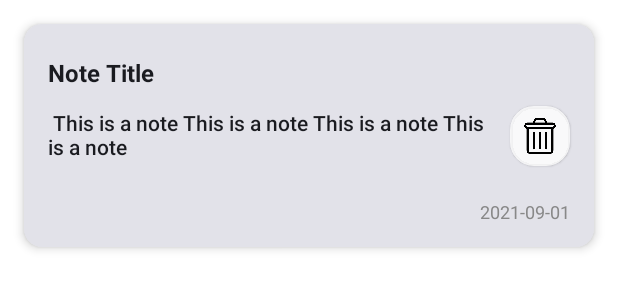
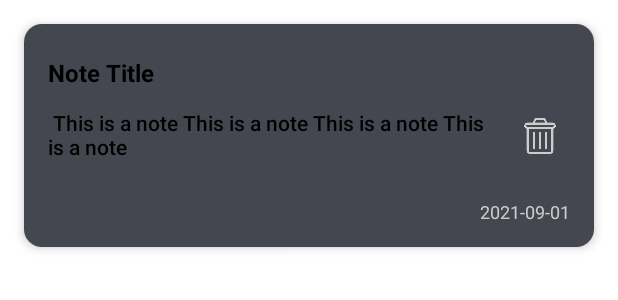
Before and after one commit to AliAlashwall/note-room, an Android app built with Jetpack Compose: the @Preview function NoteItemPreview, on a phone screen of 412 x 824 dp. Shown: the top 300 px of the screen. Run offline under Robolectric (Android 15) with nearby library versions, the phone set to English and light mode, and no system bars.

Commit message:
Add color to notes

```diff
--- a/app/src/main/java/com/example/noteapp/data/database/Note.kt
+++ b/app/src/main/java/com/example/noteapp/data/database/Note.kt
@@ -10,5 +10,6 @@ data class Note(
     val title: String,
     val content: String,
     val date: Date,
-    val isImportant: Boolean
+    val isImportant: Boolean,
+    val color: Long
 )
--- a/app/src/main/java/com/example/noteapp/ui/screens/notes/component/NoteItem.kt
+++ b/app/src/main/java/com/example/noteapp/ui/screens/notes/component/NoteItem.kt
@@ -1,10 +1,9 @@
 package com.example.noteapp.ui.screens.notes.component
 
+import android.content.res.Configuration
 import androidx.compose.foundation.Image
-import androidx.compose.foundation.background
 import androidx.compose.foundation.clickable
 import androidx.compose.foundation.layout.Arrangement
-import androidx.compose.foundation.layout.Box
 import androidx.compose.foundation.layout.Column
 import androidx.compose.foundation.layout.Row
 import androidx.compose.foundation.layout.fillMaxWidth
@@ -15,13 +14,16 @@ import androidx.compose.material3.CardDefaults
 import androidx.compose.material3.MaterialTheme
 import androidx.compose.material3.Text
 import androidx.compose.runtime.Composable
+import androidx.compose.runtime.mutableStateOf
+import androidx.compose.runtime.remember
 import androidx.compose.ui.Alignment
 import androidx.compose.ui.Modifier
-import androidx.compose.ui.draw.shadow
 import androidx.compose.ui.graphics.Color
+import androidx.compose.ui.graphics.ColorFilter
 import androidx.compose.ui.res.painterResource
 import androidx.compose.ui.res.stringResource
 import androidx.compose.ui.text.style.TextAlign
+import androidx.compose.ui.text.style.TextOverflow
 import androidx.compose.ui.tooling.preview.Preview
 import androidx.compose.ui.unit.dp
 import com.example.noteapp.R
@@ -32,15 +34,17 @@ fun NoteItem(
     onClickItem: () -> Unit,
     title: String,
     content: String,
-    date: String
+    date: String,
+    color: Color
 ) {
+    val showMore = remember { mutableStateOf(false) }
     Card(
-//        colors = CardDefaults.cardColors(containerColor = Color.White),
+        colors = CardDefaults.cardColors(containerColor = color),
         modifier = Modifier
             .padding(16.dp)
             .fillMaxWidth(),
         elevation = CardDefaults.elevatedCardElevation(4.dp),
-//        onClick = onClickItem,
+        onClick = { showMore.value = true },
     ) {
         Column(
             modifier = Modifier
@@ -57,7 +61,6 @@ fun NoteItem(
                     .fillMaxWidth(),
             )
 
-
             Row(
                 Modifier
                     .fillMaxWidth()
@@ -72,23 +75,21 @@ fun NoteItem(
                     modifier = Modifier
                         .padding(vertical = 8.dp)
                         .weight(1f),
+                    maxLines = if (showMore.value) 20 else 3,
+                    overflow = TextOverflow.Ellipsis,
                 )
 
-                Box(
-                    modifier = Modifier.padding(start = 16.dp)
-                        .shadow(shape = MaterialTheme.shapes.large, elevation = 1.dp)
-                        .background(Color.White.copy(alpha = 0.8f))
-                        .clickable { onClickItem() }
-                ) {
                 Image(
                     painter = painterResource(id = R.drawable.ic_delete),
                     modifier = Modifier
                         .padding(8.dp)
-                            .size(24.dp),
+                        .padding(start = 16.dp)
+                        .size(24.dp)
+                        .clickable { onClickItem() },
                     contentDescription = stringResource(R.string.delete_note),
+                    colorFilter = ColorFilter.tint(Color.LightGray)
                 )
 
-                }
             }
             Text(
                 text = date,
@@ -96,21 +97,24 @@ fun NoteItem(
                 style = MaterialTheme.typography.labelSmall,
                 modifier = Modifier
                     .fillMaxWidth(),
-                color = Color.Gray,
+                color = Color.LightGray,
             )
         }
     }
 }
 
-@Preview(showSystemUi = true)
+@Preview(
+    uiMode = Configuration.UI_MODE_NIGHT_YES or Configuration.UI_MODE_TYPE_NORMAL
+)
 @Composable
 private fun NoteItemPreview() {
     NoteAppTheme {
         NoteItem(
             title = "Note Title",
-            onClickItem = {},
             content = " This is a note This is a note This is a note This is a note",
-            date = "2021-09-01"
+            date = "2021-09-01",
+            color = Color(0xFF44474F),
+            onClickItem = {}
         )
     }
 }
--- a/app/src/main/java/com/example/noteapp/ui/screens/notes/component/bottomSheet.kt
+++ b/app/src/main/java/com/example/noteapp/ui/screens/notes/component/bottomSheet.kt
@@ -1,6 +1,5 @@
 package com.example.noteapp.ui.screens.notes.component
 
-import androidx.compose.foundation.isSystemInDarkTheme
 import androidx.compose.foundation.layout.imePadding
 import androidx.compose.material3.BottomSheetDefaults
 import androidx.compose.material3.ExperimentalMaterial3Api
@@ -11,7 +10,6 @@ import androidx.compose.runtime.Composable
 import androidx.compose.ui.Modifier
 import androidx.compose.ui.tooling.preview.Preview
 import com.example.noteapp.ui.theme.darkOverlay
-import com.example.noteapp.ui.theme.lightOverlay
 
 @ExperimentalMaterial3Api
 @Composable
@@ -26,7 +24,7 @@ fun MyModalBottomSheet(
         sheetState = sheetState,
         dragHandle = { BottomSheetDefaults.DragHandle() },
         modifier = modifier.imePadding(),
-        containerColor = if (isSystemInDarkTheme()) darkOverlay else lightOverlay
+        containerColor =  darkOverlay
     ) {
         content()
     }
--- a/app/src/main/java/com/example/noteapp/ui/screens/notes/component/model/NoteUiState.kt
+++ b/app/src/main/java/com/example/noteapp/ui/screens/notes/model/NoteUiState.kt
@@ -1,6 +1,8 @@
-package com.example.noteapp.ui.screens.notes.component.model
+package com.example.noteapp.ui.screens.notes.model
+
 
 data class NoteUiState(
     val noteContent : String = "",
     val noteTitle : String = "",
+    val noteColor : Long = 0xFF44474F
 )
--- a/app/src/main/java/com/example/noteapp/ui/theme/Theme.kt
+++ b/app/src/main/java/com/example/noteapp/ui/theme/Theme.kt
@@ -1,12 +1,9 @@
 package com.example.noteapp.ui.theme
 
 import android.os.Build
-import androidx.compose.foundation.isSystemInDarkTheme
 import androidx.compose.material3.MaterialTheme
 import androidx.compose.material3.darkColorScheme
 import androidx.compose.material3.dynamicDarkColorScheme
-import androidx.compose.material3.dynamicLightColorScheme
-import androidx.compose.material3.lightColorScheme
 import androidx.compose.runtime.Composable
 import androidx.compose.ui.platform.LocalContext
 
@@ -16,25 +13,10 @@ private val DarkColorScheme = darkColorScheme(
     tertiary = Pink80
 )
 
-private val LightColorScheme = lightColorScheme(
-    primary = Purple40,
-    secondary = PurpleGrey40,
-    tertiary = Pink40
 
-    /* Other default colors to override
-    background = Color(0xFFFFFBFE),
-    surface = Color(0xFFFFFBFE),
-    onPrimary = Color.White,
-    onSecondary = Color.White,
-    onTertiary = Color.White,
-    onBackground = Color(0xFF1C1B1F),
-    onSurface = Color(0xFF1C1B1F),
-    */
-)
 
 @Composable
 fun NoteAppTheme(
-    darkTheme: Boolean = isSystemInDarkTheme(),
     // Dynamic color is available on Android 12+
     dynamicColor: Boolean = true,
     content: @Composable () -> Unit
@@ -42,11 +24,10 @@ fun NoteAppTheme(
     val colorScheme = when {
         dynamicColor && Build.VERSION.SDK_INT >= Build.VERSION_CODES.S -> {
             val context = LocalContext.current
-            if (darkTheme) dynamicDarkColorScheme(context) else dynamicLightColorScheme(context)
+            dynamicDarkColorScheme(context)
         }
 
-        darkTheme -> DarkColorScheme
-        else -> LightColorScheme
+        else -> DarkColorScheme
     }
 
     MaterialTheme(
```
Also changed, not shown: app/src/main/java/com/example/noteapp/ui/screens/notes/EmptyNotes.kt (added, +54 -0 lines), app/src/main/java/com/example/noteapp/ui/screens/notes/NoteViewModel.kt (+12 -3 lines), app/src/main/java/com/example/noteapp/ui/screens/notes/NotesScreen.kt (+55 -123 lines), app/src/main/java/com/example/noteapp/ui/screens/notes/component/NoteColorItem.kt (added, +23 -0 lines), app/src/main/java/com/example/noteapp/ui/screens/notes/component/NoteInsertionModal.kt (added, +132 -0 lines). Lines whose indentation alone changed are shown as unchanged.
